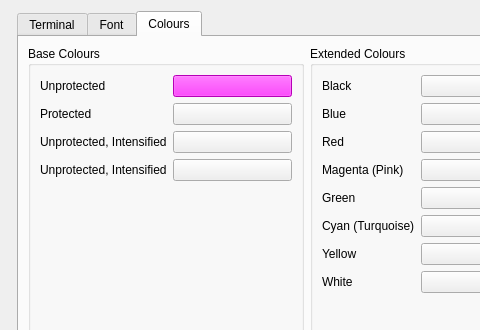
Qt form Settings.ui (HobbitHacker/Q3270) before a commit; both pictures show x 0 to 480 and y 0 to 330 of the 607 by 430 pixel window.
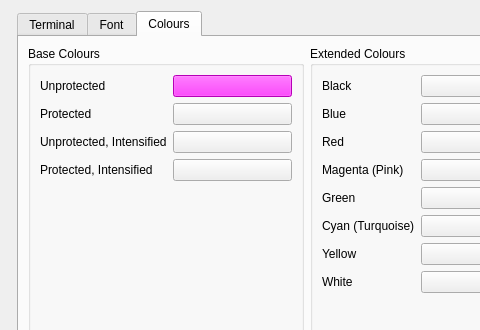
The same form after that commit. The open tabs and pages were chosen to show the change.

Patch:
```diff
--- a/Settings.ui
+++ b/Settings.ui
@@ -419,7 +419,7 @@
           <item row="3" column="0">
            <widget class="QLabel" name="label_12">
             <property name="text">
-             <string>Unprotected, Intensified</string>
+             <string>Protected, Intensified</string>
             </property>
             <property name="buddy">
              <cstring>pushButton_4</cstring>
```
Left out of the diff: 18 changed lines with no effect on the pictures.
